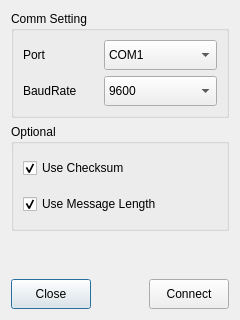
The window that comm_setup_dialog.ui (xmartinly/zevisiongen) describes before a commit, drawn with Qt 5.
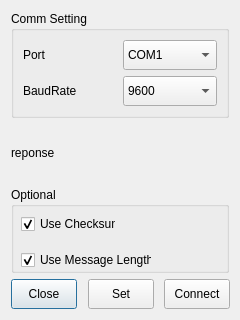
The same window after the commit.

Commit message: H13-LY\eet4  20220213.105028

The edit to the form file:
```diff
--- a/comm_setup_dialog.ui
+++ b/comm_setup_dialog.ui
@@ -25,18 +25,32 @@
   <property name="windowTitle">
    <string>Comm Setup</string>
   </property>
-  <layout class="QGridLayout" name="gridLayout_3">
-   <item row="0" column="0" colspan="3">
+  <layout class="QGridLayout" name="gridLayout" rowstretch="3,2,3,2">
+   <item row="1" column="0">
+    <widget class="QLabel" name="label_3">
+     <property name="minimumSize">
+      <size>
+       <width>0</width>
+       <height>30</height>
+      </size>
+     </property>
+     <property name="text">
+      <string>reponse</string>
+     </property>
+    </widget>
+   </item>
+   <item row="0" column="0" colspan="5">
     <widget class="QGroupBox" name="groupBox">
      <property name="font">
       <font>
+       <weight>50</weight>
        <bold>false</bold>
       </font>
      </property>
      <property name="title">
       <string>Comm Setting</string>
      </property>
-     <layout class="QGridLayout" name="gridLayout" rowstretch="0,0" columnstretch="2,3">
+     <layout class="QGridLayout" name="gridLayout_2">
       <item row="0" column="0">
        <widget class="QLabel" name="label">
         <property name="text">
@@ -144,57 +158,11 @@
      </layout>
     </widget>
    </item>
-   <item row="1" column="0" colspan="3">
-    <widget class="QGroupBox" name="groupBox_2">
-     <property name="font">
-      <font>
-       <bold>false</bold>
-      </font>
-     </property>
-     <property name="title">
-      <string>Optional</string>
-     </property>
-     <layout class="QGridLayout" name="gridLayout_2">
-      <item row="0" column="0">
-       <widget class="QCheckBox" name="chk_chkbox">
-        <property name="minimumSize">
-         <size>
-          <width>0</width>
-          <height>30</height>
-         </size>
-        </property>
-        <property name="text">
-         <string>Use Checksum</string>
-        </property>
-        <property name="checked">
-         <bool>true</bool>
-        </property>
-       </widget>
-      </item>
-      <item row="1" column="0">
-       <widget class="QCheckBox" name="length_chkbox">
-        <property name="minimumSize">
-         <size>
-          <width>0</width>
-          <height>30</height>
-         </size>
-        </property>
-        <property name="text">
-         <string>Use Message Length</string>
-        </property>
-        <property name="checked">
-         <bool>true</bool>
-        </property>
-       </widget>
-      </item>
-     </layout>
-    </widget>
-   </item>
    <item row="3" column="0">
     <widget class="QPushButton" name="close_btn">
      <property name="minimumSize">
       <size>
-       <width>0</width>
+       <width>66</width>
        <height>30</height>
       </size>
      </property>
@@ -206,45 +174,118 @@
      </property>
     </widget>
    </item>
-   <item row="3" column="1">
-    <spacer name="horizontalSpacer">
-     <property name="orientation">
-      <enum>Qt::Horizontal</enum>
+   <item row="2" column="0" colspan="5">
+    <widget class="QGroupBox" name="groupBox_2">
+     <property name="font">
+      <font>
+       <weight>50</weight>
+       <bold>false</bold>
+      </font>
      </property>
-     <property name="sizeHint" stdset="0">
-      <size>
-       <width>57</width>
-       <height>20</height>
-      </size>
+     <property name="title">
+      <string>Optional</string>
      </property>
-    </spacer>
+     <widget class="QCheckBox" name="length_chkbox">
+      <property name="geometry">
+       <rect>
+        <x>10</x>
+        <y>58</y>
+        <width>131</width>
+        <height>30</height>
+       </rect>
+      </property>
+      <property name="minimumSize">
+       <size>
+        <width>0</width>
+        <height>30</height>
+       </size>
+      </property>
+      <property name="text">
+       <string>Use Message Length</string>
+      </property>
+      <property name="checked">
+       <bool>true</bool>
+      </property>
+     </widget>
+     <widget class="QCheckBox" name="chk_chkbox">
+      <property name="geometry">
+       <rect>
+        <x>10</x>
+        <y>22</y>
+        <width>95</width>
+        <height>30</height>
+       </rect>
+      </property>
+      <property name="minimumSize">
+       <size>
+        <width>0</width>
+        <height>30</height>
+       </size>
+      </property>
+      <property name="text">
+       <string>Use Checksum</string>
+      </property>
+      <property name="checked">
+       <bool>true</bool>
+      </property>
+     </widget>
+    </widget>
    </item>
-   <item row="3" column="2">
+   <item row="3" column="4">
     <widget class="QPushButton" name="conn_btn">
      <property name="minimumSize">
       <size>
-       <width>0</width>
+       <width>66</width>
        <height>30</height>
       </size>
      </property>
+     <property name="layoutDirection">
+      <enum>Qt::LeftToRight</enum>
+     </property>
      <property name="text">
       <string>Connect</string>
      </property>
     </widget>
    </item>
-   <item row="2" column="0" colspan="3">
-    <widget class="QLabel" name="label_3">
+   <item row="3" column="3">
+    <spacer name="horizontalSpacer_2">
+     <property name="orientation">
+      <enum>Qt::Horizontal</enum>
+     </property>
+     <property name="sizeHint" stdset="0">
+      <size>
+       <width>18</width>
+       <height>20</height>
+      </size>
+     </property>
+    </spacer>
+   </item>
+   <item row="3" column="2">
+    <widget class="QPushButton" name="conn_btn_2">
      <property name="minimumSize">
       <size>
-       <width>0</width>
+       <width>66</width>
        <height>30</height>
       </size>
      </property>
      <property name="text">
-      <string/>
+      <string>Set</string>
      </property>
     </widget>
    </item>
+   <item row="3" column="1">
+    <spacer name="horizontalSpacer">
+     <property name="orientation">
+      <enum>Qt::Horizontal</enum>
+     </property>
+     <property name="sizeHint" stdset="0">
+      <size>
+       <width>18</width>
+       <height>20</height>
+      </size>
+     </property>
+    </spacer>
+   </item>
   </layout>
  </widget>
  <resources/>
```
The commit also changes 1 other file.
